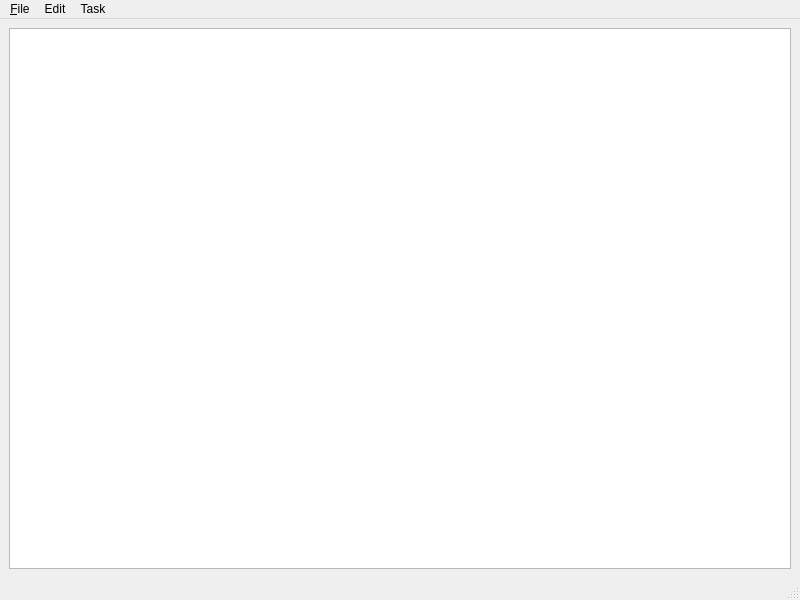
Before: the Qt Designer form tasktrackerclient/mainwindow.ui in SergejShatilov/tasktracker, drawn with Qt 5.
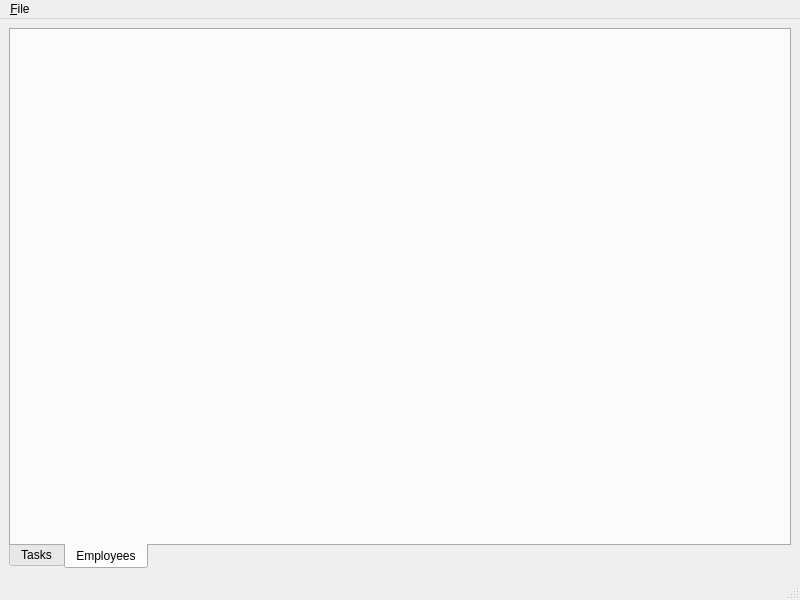
After: the same form once the commit is applied.

What changed in the file:
```diff
--- a/tasktrackerclient/mainwindow.ui
+++ b/tasktrackerclient/mainwindow.ui
@@ -14,9 +14,48 @@
    <string>MainWindow</string>
   </property>
   <widget class="QWidget" name="centralwidget">
-   <layout class="QVBoxLayout" name="verticalLayout">
+   <layout class="QHBoxLayout" name="horizontalLayout">
     <item>
-     <widget class="QTreeView" name="treeView"/>
+     <widget class="QTabWidget" name="tabWidget">
+      <property name="tabPosition">
+       <enum>QTabWidget::South</enum>
+      </property>
+      <property name="currentIndex">
+       <number>1</number>
+      </property>
+      <widget class="QWidget" name="tabTasks">
+       <attribute name="title">
+        <string>Tasks</string>
+       </attribute>
+       <widget class="QWidget" name="verticalLayoutWidget">
+        <property name="geometry">
+         <rect>
+          <x>120</x>
+          <y>80</y>
+          <width>311</width>
+          <height>191</height>
+         </rect>
+        </property>
+        <layout class="QVBoxLayout" name="tasksLayout"/>
+       </widget>
+      </widget>
+      <widget class="QWidget" name="tabEmployees">
+       <attribute name="title">
+        <string>Employees</string>
+       </attribute>
+       <widget class="QWidget" name="verticalLayoutWidget_2">
+        <property name="geometry">
+         <rect>
+          <x>150</x>
+          <y>110</y>
+          <width>321</width>
+          <height>141</height>
+         </rect>
+        </property>
+        <layout class="QVBoxLayout" name="employeesLayout"/>
+       </widget>
+      </widget>
+     </widget>
     </item>
    </layout>
   </widget>
@@ -36,22 +75,7 @@
     <addaction name="actionNewDb"/>
     <addaction name="actionConnectToDb"/>
    </widget>
-   <widget class="QMenu" name="menuEdit">
-    <property name="title">
-     <string>Edit</string>
-    </property>
-    <addaction name="actionNewEmployee"/>
-    <addaction name="actionDeleteEmployee"/>
-   </widget>
-   <widget class="QMenu" name="menuTask">
-    <property name="title">
-     <string>Task</string>
-    </property>
-    <addaction name="actionCreateTask"/>
-   </widget>
    <addaction name="menu_File"/>
-   <addaction name="menuEdit"/>
-   <addaction name="menuTask"/>
   </widget>
   <widget class="QStatusBar" name="statusbar"/>
   <action name="actionNewDb">
```
